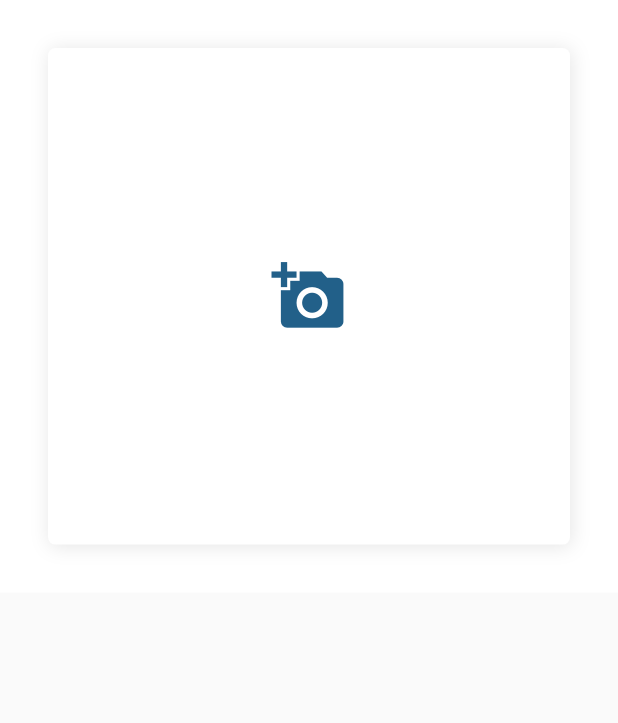
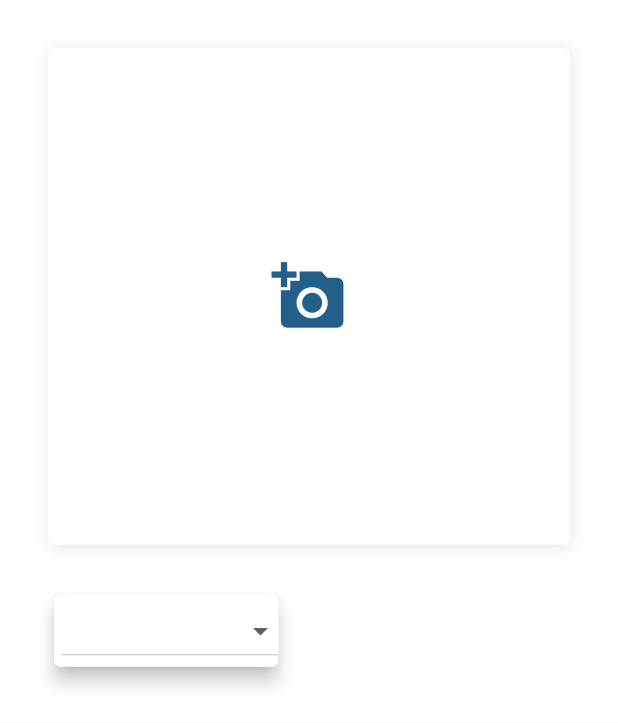
Before and after one commit to harshtyagimdr/dasavatar, a Flutter app: the Post screen opened directly, on a phone screen of 412 x 824 dp. Shown: the top 723 px of the screen. Run offline on Flutter 3.47's test engine with Material 2 defaults, Android fonts, the phone set to English and light mode, and no system bars; our stand-ins replace cloud_firestore, firebase_auth, firebase_core, firebase_messaging, firebase_storage, flutter_mobx and 6 more; missing offline and left inert: location_permissions; accounts and stored records are empty; generated files the repository leaves out were written again.

Commit message:
app-> dropdown added

```diff
--- a/dasavatar_app/lib/presentation/tab_pages/post.dart
+++ b/dasavatar_app/lib/presentation/tab_pages/post.dart
@@ -3,36 +3,76 @@ import 'package:dasavatar_app/utils/styles.dart';
 import 'package:flutter/cupertino.dart';
 import 'package:flutter/material.dart';
 import 'package:flutter/widgets.dart';
-
+import 'package:flutter_screenutil/flutter_screenutil.dart';
 
 class Post extends StatefulWidget {
-
   @override
   _PostState createState() => _PostState();
 }
 
 class _PostState extends State<Post> {
+  String _value;
 
   @override
   Widget build(BuildContext context) {
     return SafeArea(
       child: Scaffold(
         body: SingleChildScrollView(
-                  child: Container(
+          child: Container(
             color: Styles.WHITE_COLOR,
             child: Padding(
               padding: const EdgeInsets.all(32),
               child: Column(
+                crossAxisAlignment: CrossAxisAlignment.start,
                 children: [
-                  CustomImageContainer()
+                  CustomImageContainer(),
+                  SizedBox(
+                    height: ScreenUtil.instance.setHeight(32),
+                  ),
 
 
+
+                  Card(
+                    elevation: 5,
+                                      child: Padding(
+                                        padding: const EdgeInsets.only(left: 5),
+                                        child: Container(
+                      decoration: new BoxDecoration(
+                    color: Colors.white,
+            borderRadius: BorderRadius.circular(10),
+                      ),
+                        child:
+                         DropdownButton(
+                         value: _value,
+                            items: [
+                              DropdownMenuItem(
+
+                                child: Text("Any Crime Scene"),
+                                value: "Any Crime Scene",
+                              ),
+                              DropdownMenuItem(
+                                child: Text("Group gathering"),
+                                value: "Group Gathering",
+                              ),
+                              DropdownMenuItem(
+                                  child: Text("Animal Injured"), value: "Animal Injured"),
+                              DropdownMenuItem(
+                                  child: Text("Car Accident"), value: "Car Accident")
+                            ],
+                            onChanged: (value) {
+                              setState(() {
+                                _value = value;
+                              });
+                            })),
+                                      ),
+                  )
+                          // ),
                 ],
-                ),
+              ),
             ),
-            ),
+          ),
         ),
-        ),
-      );
+      ),
+    );
   }
 }
```
Also changed, not shown: dasavatar_app/lib/presentation/custom/custom_image_box.dart (+9 -0 lines).
